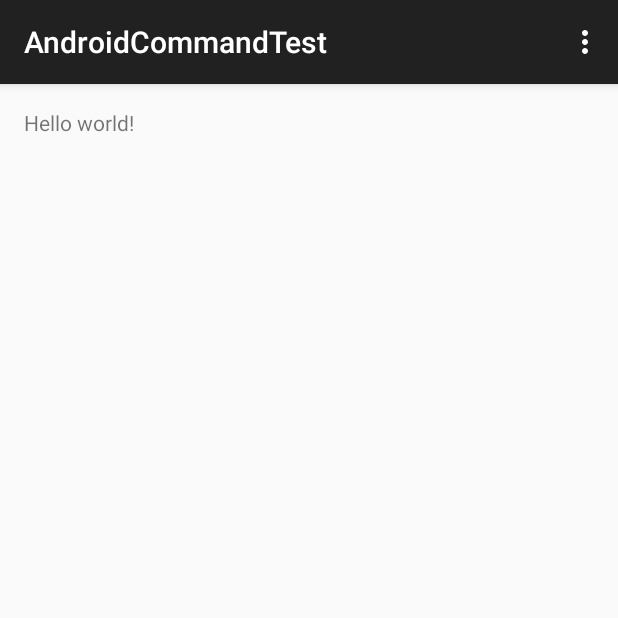
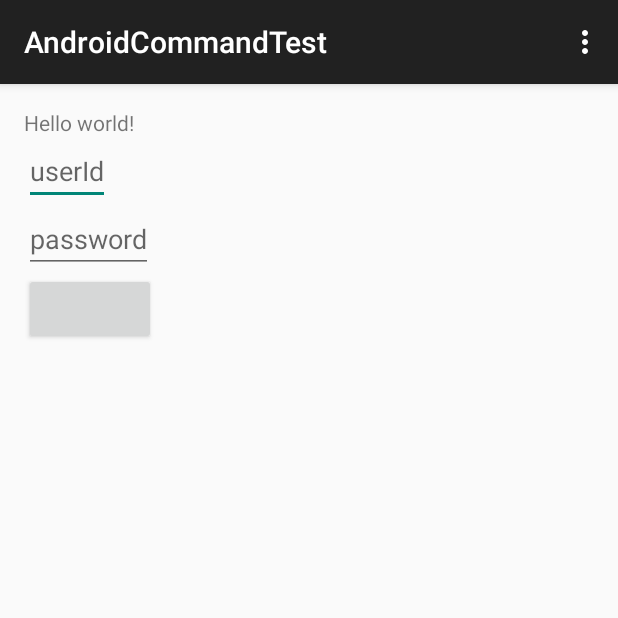
Before and after one commit to sert-uw/AndroidCommandTest, an Android app: the screen it shows after launch (MainActivity), on a phone screen of 412 x 824 dp, the top half of it. Run offline under Robolectric (Android 15) with nearby library versions, the phone set to English and light mode, and no system bars.

Commit message:
change activity_main.xml

```diff
--- a/app/src/main/res/layout/activity_main.xml
+++ b/app/src/main/res/layout/activity_main.xml
@@ -1,5 +1,6 @@
-<RelativeLayout xmlns:android="http://schemas.android.com/apk/res/android"
+<LinearLayout xmlns:android="http://schemas.android.com/apk/res/android"
                 xmlns:tools="http://schemas.android.com/tools"
+                android:orientation="vertical"
                 android:layout_width="match_parent"
                 android:layout_height="match_parent"
                 android:paddingLeft="@dimen/activity_horizontal_margin"
@@ -10,7 +11,25 @@
 
     <TextView
             android:text="@string/hello_world"
+            android:id="@+id/noticeView"
             android:layout_width="wrap_content"
             android:layout_height="wrap_content"/>
 
-</RelativeLayout>
+    <EditText
+            android:hint="userId"
+            android:id="@+id/userIdText"
+            android:layout_width="wrap_content"
+            android:layout_height="wrap_content"/>
+
+    <EditText
+            android:hint="password"
+            android:id="@+id/passwordText"
+            android:layout_width="wrap_content"
+            android:layout_height="wrap_content"/>
+
+    <Button
+            android:layout_width="wrap_content"
+            android:layout_height="wrap_content"
+            android:id="@+id/button"/>
+
+</LinearLayout>
```
